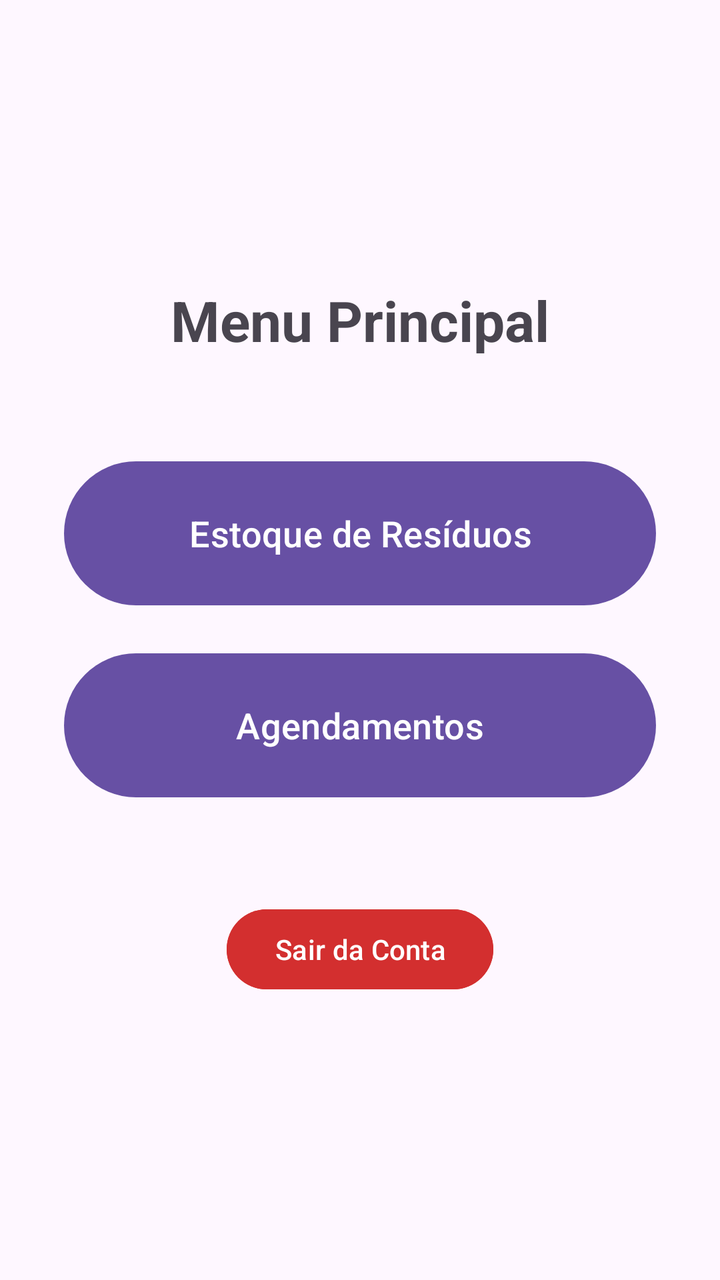
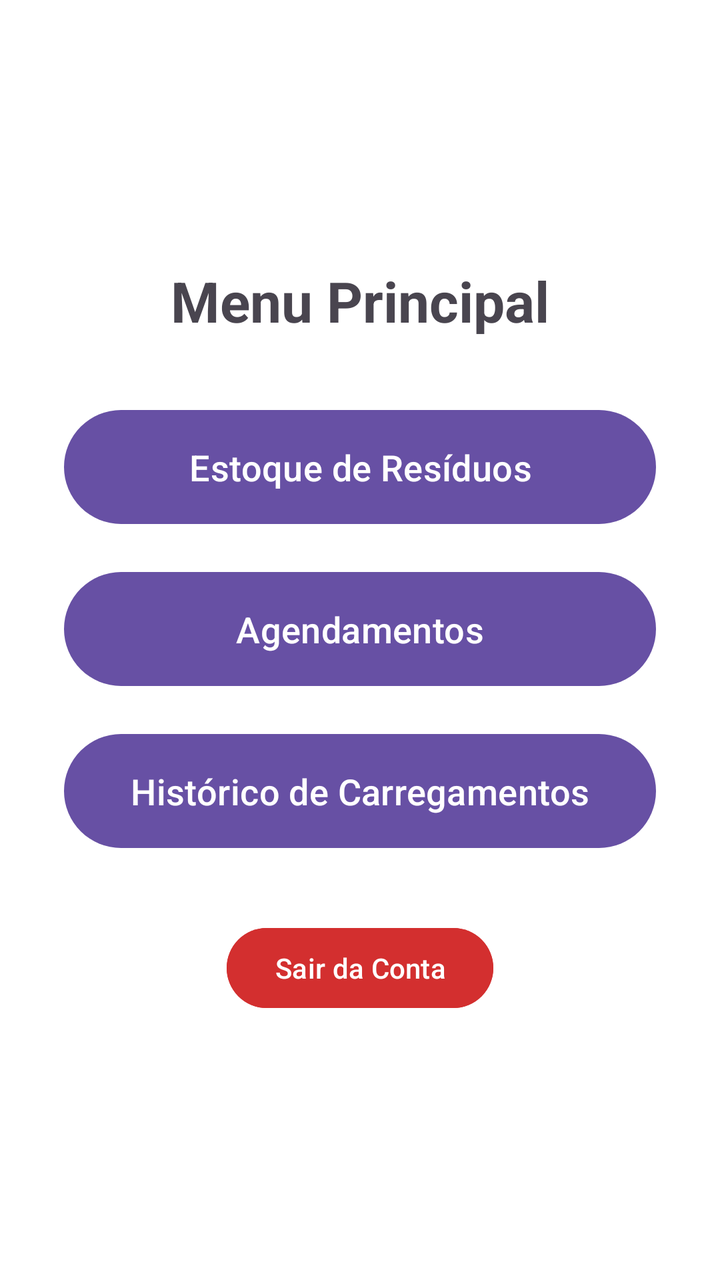

Two renders of the same Android screen: before a commit and after it. Below are the layout's source before the change and the commit's diff.
<!-- AndroidManifest.xml: application theme Theme.ControleCIRS -->
<!-- res/layout/activity_home.xml -->
<?xml version="1.0" encoding="utf-8"?>
<LinearLayout xmlns:android="http://schemas.android.com/apk/res/android"
    android:layout_width="match_parent"
    android:layout_height="match_parent"
    android:orientation="vertical"
    android:gravity="center"
    android:padding="32dp">

    <TextView
        android:layout_width="wrap_content"
        android:layout_height="wrap_content"
        android:text="Menu Principal"
        android:textSize="28sp"
        android:textStyle="bold"
        android:layout_marginBottom="48dp"/>

    <Button
        android:id="@+id/btnIrEstoque"
        android:layout_width="match_parent"
        android:layout_height="80dp"
        android:text="Estoque de Resíduos"
        android:textSize="18sp"
        android:layout_marginBottom="16dp"/>

    <Button
        android:id="@+id/btnIrAgendamentos"
        android:layout_width="match_parent"
        android:layout_height="80dp"
        android:text="Agendamentos"
        android:textSize="18sp"
        android:layout_marginBottom="48dp"/>

    <Button
        android:id="@+id/btnSair"
        android:layout_width="wrap_content"
        android:layout_height="wrap_content"
        android:text="Sair da Conta"
        android:backgroundTint="#D32F2F"
        android:textColor="#FFFFFF"/>

</LinearLayout>
<!-- resources referenced by this layout -->
<resources>
  <style name="Theme.ControleCIRS" parent="Base.Theme.ControleCIRS" />
  <style name="Base.Theme.ControleCIRS" parent="Theme.Material3.DayNight.NoActionBar">
          
          
      </style>
</resources>

<!-- the commit's change to res/layout/activity_home.xml (unified diff, before → after) -->
@@ -4,7 +4,8 @@
     android:layout_height="match_parent"
     android:orientation="vertical"
     android:gravity="center"
-    android:padding="32dp">
+    android:padding="32dp"
+    android:background="#FFFFFF">
 
     <TextView
         android:layout_width="wrap_content"
@@ -12,12 +13,12 @@
         android:text="Menu Principal"
         android:textSize="28sp"
         android:textStyle="bold"
-        android:layout_marginBottom="48dp"/>
+        android:layout_marginBottom="32dp"/>
 
     <Button
         android:id="@+id/btnIrEstoque"
         android:layout_width="match_parent"
-        android:layout_height="80dp"
+        android:layout_height="65dp"
         android:text="Estoque de Resíduos"
         android:textSize="18sp"
         android:layout_marginBottom="16dp"/>
@@ -25,10 +26,18 @@
     <Button
         android:id="@+id/btnIrAgendamentos"
         android:layout_width="match_parent"
-        android:layout_height="80dp"
+        android:layout_height="65dp"
         android:text="Agendamentos"
         android:textSize="18sp"
-        android:layout_marginBottom="48dp"/>
+        android:layout_marginBottom="16dp"/>
+
+    <Button
+        android:id="@+id/btnIrHistorico"
+        android:layout_width="match_parent"
+        android:layout_height="65dp"
+        android:text="Histórico de Carregamentos"
+        android:textSize="18sp"
+        android:layout_marginBottom="32dp"/>
 
     <Button
         android:id="@+id/btnSair"
